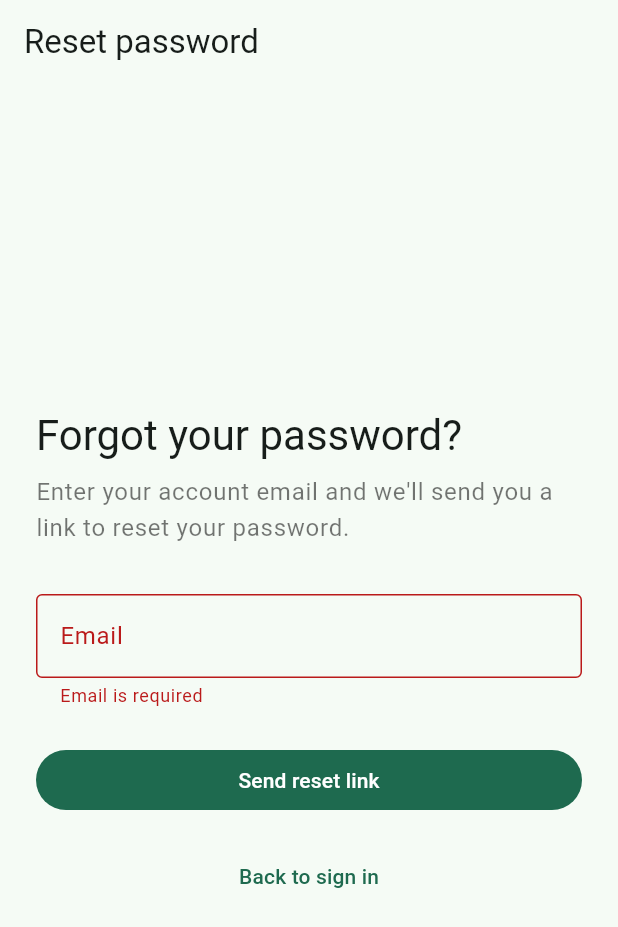
After one commit to almogon/TeamTrack, a Flutter app: the ForgotPasswordScreen screen opened by its route, after a tap on "Send reset link", on a phone screen of 412 x 824 dp. The commit adds this screen. Shown: the top 927 px of the screen. Run offline on Flutter 3.47's test engine with Material 3 defaults, Android fonts, the phone set to English and light mode, and no system bars; our stand-ins replace flutter_local_notifications, flutter_riverpod, go_router, supabase_flutter; accounts and stored records are empty; statements that could not run were skipped.

Commit message:
Forgot password

```diff
--- a/lib/core/router/app_router.dart
+++ b/lib/core/router/app_router.dart
@@ -3,6 +3,7 @@ import 'package:flutter_riverpod/flutter_riverpod.dart';
 import 'package:go_router/go_router.dart';
 
 import '../../features/auth/notifiers/auth_notifier.dart';
+import '../../features/auth/screens/forgot_password_screen.dart';
 import '../../features/auth/screens/login_screen.dart';
 import '../../features/auth/screens/register_screen.dart';
 import '../../features/home/screens/home_screen.dart';
@@ -27,7 +28,8 @@ final appRouterProvider = Provider<GoRouter>((ref) {
     redirect: (BuildContext context, GoRouterState state) {
       final isLoggedIn = authNotifier.isLoggedIn;
       final isAuthRoute = state.matchedLocation == '/login' ||
-          state.matchedLocation == '/register';
+          state.matchedLocation == '/register' ||
+          state.matchedLocation == '/forgot-password';
       if (!isLoggedIn && !isAuthRoute) return '/login';
       if (isLoggedIn && isAuthRoute) return '/home';
       return null;
@@ -35,6 +37,10 @@ final appRouterProvider = Provider<GoRouter>((ref) {
     routes: [
       GoRoute(path: '/login', builder: (_, _) => const LoginScreen()),
       GoRoute(path: '/register', builder: (_, _) => const RegisterScreen()),
+      GoRoute(
+        path: '/forgot-password',
+        builder: (_, _) => const ForgotPasswordScreen(),
+      ),
       GoRoute(path: '/home', builder: (_, _) => const HomeScreen()),
       GoRoute(path: '/settings', builder: (_, _) => const SettingsScreen()),
       GoRoute(path: '/subscription', builder: (_, _) => const SubscriptionScreen()),
--- a/lib/core/utils/validators.dart
+++ b/lib/core/utils/validators.dart
@@ -12,6 +12,15 @@ class Validators {
     final parsed = int.tryParse(value ?? '');
     if (parsed == null || parsed < 0) {
       return '$label must be >= 0';
+    }
+    return null;
+  }
+
+  static String? email(String? value) {
+    if (value == null || value.trim().isEmpty) return 'Email is required';
+    final trimmed = value.trim();
+    if (!RegExp(r'^[^@\s]+@[^@\s]+\.[^@\s]+$').hasMatch(trimmed)) {
+      return 'Enter a valid email';
     }
     return null;
   }
--- /dev/null
+++ b/lib/features/auth/screens/forgot_password_screen.dart
@@ -0,0 +1,137 @@
+import 'package:flutter/material.dart';
+import 'package:go_router/go_router.dart';
+import 'package:supabase_flutter/supabase_flutter.dart';
+
+import '../../../core/utils/validators.dart';
+import '../../../shared/widgets/primary_button.dart';
+
+class ForgotPasswordScreen extends StatefulWidget {
+  const ForgotPasswordScreen({super.key});
+
+  @override
+  State<ForgotPasswordScreen> createState() => _ForgotPasswordScreenState();
+}
+
+class _ForgotPasswordScreenState extends State<ForgotPasswordScreen> {
+  final _formKey = GlobalKey<FormState>();
+  final _emailController = TextEditingController();
+  bool _loading = false;
+  bool _sent = false;
+
+  @override
+  void dispose() {
+    _emailController.dispose();
+    super.dispose();
+  }
+
+  Future<void> _sendResetEmail() async {
+    if (!_formKey.currentState!.validate()) return;
+    setState(() => _loading = true);
+    try {
+      await Supabase.instance.client.auth.resetPasswordForEmail(
+        _emailController.text.trim(),
+      );
+      if (mounted) setState(() => _sent = true);
+    } on AuthException catch (e) {
+      if (mounted) {
+        ScaffoldMessenger.of(context)
+            .showSnackBar(SnackBar(content: Text(e.message)));
+      }
+    } finally {
+      if (mounted) setState(() => _loading = false);
+    }
+  }
+
+  @override
+  Widget build(BuildContext context) {
+    return Scaffold(
+      appBar: AppBar(title: const Text('Reset password')),
+      body: Center(
+        child: SingleChildScrollView(
+          padding: const EdgeInsets.all(24),
+          child: ConstrainedBox(
+            constraints: const BoxConstraints(maxWidth: 400),
+            child: _sent ? _buildSentState(context) : _buildFormState(context),
+          ),
+        ),
+      ),
+    );
+  }
+
+  Widget _buildFormState(BuildContext context) {
+    return Form(
+      key: _formKey,
+      child: Column(
+        crossAxisAlignment: CrossAxisAlignment.stretch,
+        children: [
+          Text(
+            'Forgot your password?',
+            style: Theme.of(context).textTheme.headlineMedium,
+          ),
+          const SizedBox(height: 8),
+          Text(
+            'Enter your account email and we\'ll send you a link to reset '
+            'your password.',
+            style: Theme.of(context).textTheme.bodyLarge?.copyWith(
+                  color: Colors.black54,
+                ),
+          ),
+          const SizedBox(height: 32),
+          TextFormField(
+            controller: _emailController,
+            decoration: const InputDecoration(labelText: 'Email'),
+            keyboardType: TextInputType.emailAddress,
+            autocorrect: false,
+            textInputAction: TextInputAction.done,
+            onFieldSubmitted: (_) => _sendResetEmail(),
+            validator: Validators.email,
+          ),
+          const SizedBox(height: 24),
+          PrimaryButton(
+            label: 'Send reset link',
+            onPressed: _loading ? null : _sendResetEmail,
+            loading: _loading,
+          ),
+          const SizedBox(height: 16),
+          TextButton(
+            onPressed: () => context.pop(),
+            child: const Text('Back to sign in'),
+          ),
+        ],
+      ),
+    );
+  }
+
+  Widget _buildSentState(BuildContext context) {
+    return Column(
+      crossAxisAlignment: CrossAxisAlignment.stretch,
+      children: [
+        Icon(
+          Icons.mark_email_read_outlined,
+          size: 64,
+          color: Theme.of(context).colorScheme.primary,
+        ),
+        const SizedBox(height: 24),
+        Text(
+          'Check your email',
+          textAlign: TextAlign.center,
+          style: Theme.of(context).textTheme.headlineMedium,
+        ),
+        const SizedBox(height: 8),
+        Text(
+          'If an account exists for ${_emailController.text.trim()}, '
+          'you\'ll receive an email with instructions to reset your password.',
+          textAlign: TextAlign.center,
+          style: Theme.of(context).textTheme.bodyLarge?.copyWith(
+                color: Colors.black54,
+              ),
+        ),
+        const SizedBox(height: 32),
+        PrimaryButton(
+          label: 'Back to sign in',
+          onPressed: () => context.pop(),
+        ),
+      ],
+    );
+  }
+}
--- a/lib/features/auth/screens/login_screen.dart
+++ b/lib/features/auth/screens/login_screen.dart
@@ -112,7 +112,14 @@ class _LoginScreenState extends State<LoginScreen> {
                     validator: (v) =>
                         Validators.requiredText(v, label: 'Password'),
                   ),
-                  const SizedBox(height: 24),
+                  Align(
+                    alignment: Alignment.centerRight,
+                    child: TextButton(
+                      onPressed: () => context.push('/forgot-password'),
+                      child: const Text('Forgot password?'),
+                    ),
+                  ),
+                  const SizedBox(height: 8),
                   PrimaryButton(
                     label: 'Sign in',
                     onPressed: _loading ? null : _signIn,
```
